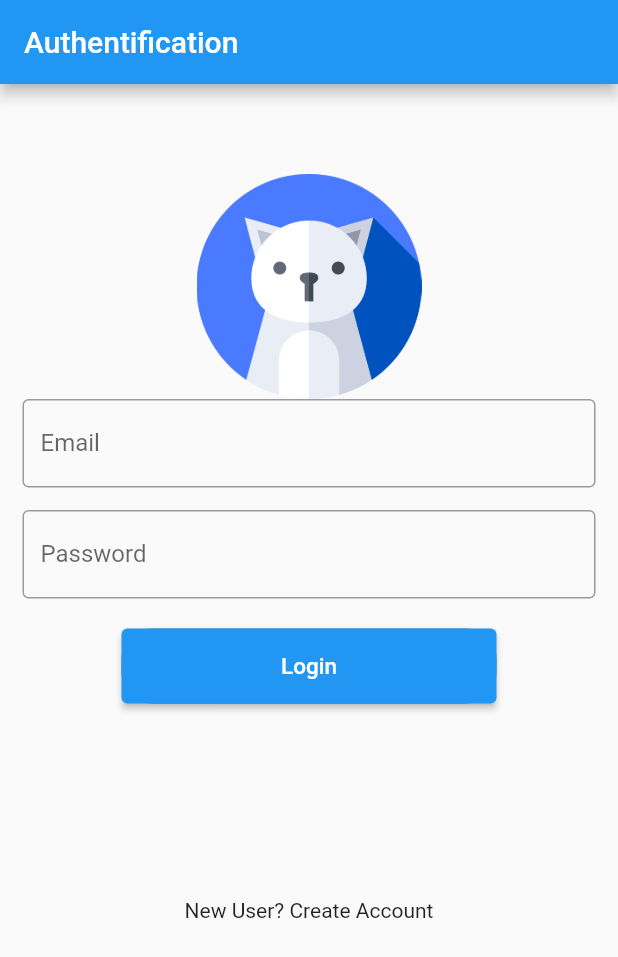
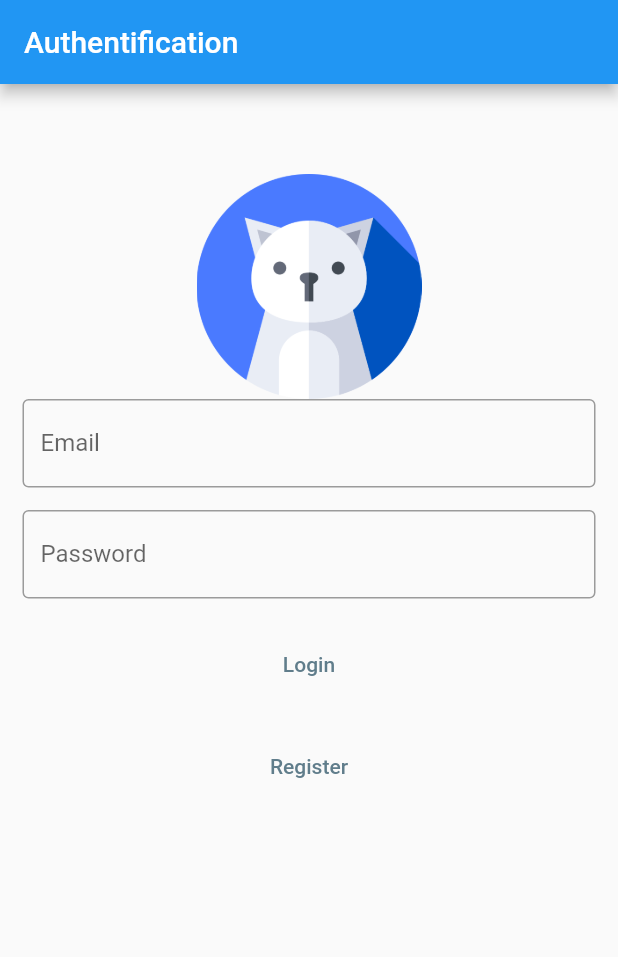
Before and after one commit to nouhelion/shiny-memory, a Flutter app: the screen it shows after launch, on a phone screen of 412 x 824 dp. Shown: the top 957 px of the screen. Run offline on Flutter 3.47's test engine with Material 2 defaults, Android fonts, the phone set to English and light mode, and no system bars; our stand-ins replace cloud_firestore, firebase_auth, firebase_core; accounts and stored records are empty.

```diff
--- a/memory/lib/screens/login.dart
+++ b/memory/lib/screens/login.dart
@@ -4,6 +4,7 @@ import 'package:flutter/material.dart';
 import 'package:memory/screens/home.dart';
 import 'package:firebase_core/firebase_core.dart';
 import 'package:firebase_auth/firebase_auth.dart';
+import 'package:memory/screens/signup.dart';
 
 final FirebaseAuth _auth = FirebaseAuth.instance;
 
@@ -65,40 +66,54 @@ class _LoginState extends State<Login> {
             SizedBox(
               height: 20,
             ),
-            Container(
-              height: 50,
-              width: 250,
-              decoration: BoxDecoration(
-                  color: Colors.blueGrey,
-                  borderRadius: BorderRadius.circular(20)),
-              child: ElevatedButton(
-                onPressed: () {
-                  Navigator.push(
-                      context, MaterialPageRoute(builder: (_) => Home()));
-                },
-                child: Text(
-                  'Login',
-                  style: TextStyle(color: Colors.white, fontSize: 15),
-                ),
+            TextButton(
+              style: ButtonStyle(
+                foregroundColor: MaterialStateProperty.all<Color>(Colors.blueGrey),
               ),
+              onPressed: signIn,
+              child: Text('Login'),
             ),
             SizedBox(
-              height: 130,
+              height: 20,
             ),
-            Text('New User? Create Account')
+            TextButton(
+              style: ButtonStyle(
+                foregroundColor: MaterialStateProperty.all<Color>(Colors.blueGrey),
+              ),
+              onPressed: () {
+                Navigator.push(
+                  context,
+                  MaterialPageRoute(builder: (context) => Register()),
+                );
+              },
+              child: Text('Register'),
+            )
           ],
         ),
       ),
     );
   }
+
   Future signIn() async {
+    showDialog(
+      context: context,
+      barrierDismissible:
+          false, // set to false to prevent the user from dismissing the dialog by tapping outside the dialog
+      builder: (context) {
+        return AlertDialog(
+          content: Center(
+            child: CircularProgressIndicator(),
+          ),
+        );
+      },
+    );
     final User? user = (await _auth.signInWithEmailAndPassword(
             email: _emailController.text, password: _passwordController.text))
         .user;
     if (user != null) {
       Navigator.push(
         context,
-        MaterialPageRoute(builder: (context) =>  Home()),
+        MaterialPageRoute(builder: (context) => Home()),
       );
     }
   }
```
Also changed, not shown: memory/lib/screens/home.dart (+41 -23 lines), memory/lib/screens/signup.dart (+131 -0 lines).
